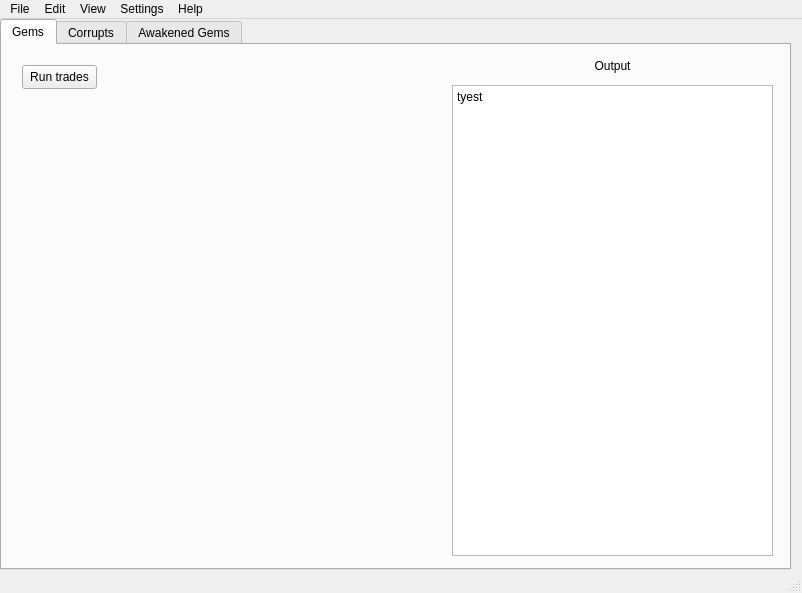
This is src/gui_main.ui in ThePi1/poe-gem-arbitrage as Qt 5 draws it before an edit. The edited form follows.
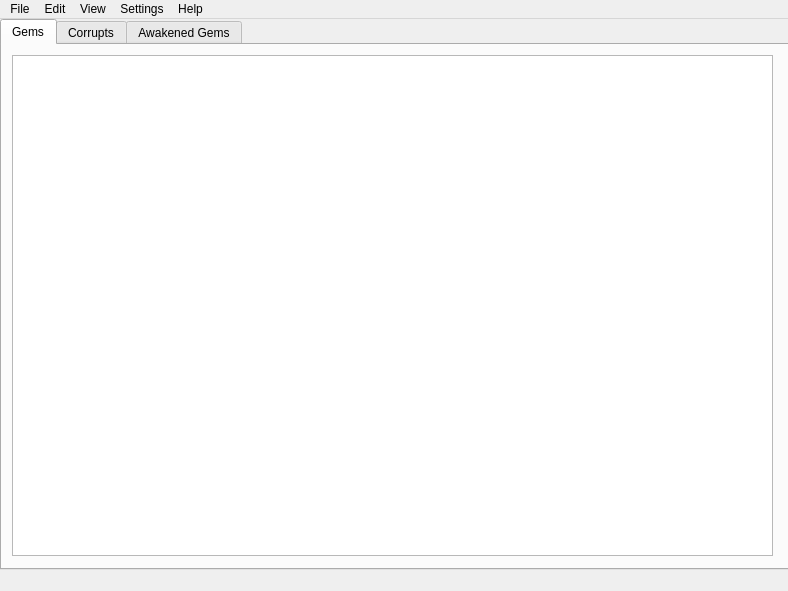
This is the edited form. Icons and pictures are not drawn.

The edit to the form file:
```diff
--- a/src/gui_main.ui
+++ b/src/gui_main.ui
@@ -2,22 +2,55 @@
 <ui version="4.0">
  <class>GemArbitrageGUI</class>
  <widget class="QMainWindow" name="GemArbitrageGUI">
+  <property name="windowModality">
+   <enum>Qt::NonModal</enum>
+  </property>
+  <property name="enabled">
+   <bool>true</bool>
+  </property>
   <property name="geometry">
    <rect>
     <x>0</x>
     <y>0</y>
-    <width>802</width>
-    <height>593</height>
+    <width>788</width>
+    <height>591</height>
    </rect>
   </property>
+  <property name="sizePolicy">
+   <sizepolicy hsizetype="Fixed" vsizetype="Fixed">
+    <horstretch>0</horstretch>
+    <verstretch>0</verstretch>
+   </sizepolicy>
+  </property>
+  <property name="minimumSize">
+   <size>
+    <width>788</width>
+    <height>591</height>
+   </size>
+  </property>
+  <property name="maximumSize">
+   <size>
+    <width>788</width>
+    <height>591</height>
+   </size>
+  </property>
   <property name="windowTitle">
    <string>POE Gem Arbitrage</string>
   </property>
   <property name="tabShape">
-   <enum>QTabWidget::Triangular</enum>
+   <enum>QTabWidget::Rounded</enum>
   </property>
   <widget class="QWidget" name="centralwidget">
+   <property name="sizePolicy">
+    <sizepolicy hsizetype="MinimumExpanding" vsizetype="MinimumExpanding">
+     <horstretch>0</horstretch>
+     <verstretch>0</verstretch>
+    </sizepolicy>
+   </property>
    <widget class="QTabWidget" name="tradeTabs">
+    <property name="enabled">
+     <bool>true</bool>
+    </property>
     <property name="geometry">
      <rect>
       <x>0</x>
@@ -26,6 +59,21 @@
       <height>551</height>
      </rect>
     </property>
+    <property name="sizePolicy">
+     <sizepolicy hsizetype="MinimumExpanding" vsizetype="MinimumExpanding">
+      <horstretch>0</horstretch>
+      <verstretch>0</verstretch>
+     </sizepolicy>
+    </property>
+    <property name="autoFillBackground">
+     <bool>true</bool>
+    </property>
+    <property name="tabPosition">
+     <enum>QTabWidget::North</enum>
+    </property>
+    <property name="tabShape">
+     <enum>QTabWidget::Rounded</enum>
+    </property>
     <property name="currentIndex">
      <number>0</number>
     </property>
@@ -36,52 +84,35 @@
      <bool>false</bool>
     </property>
     <widget class="QWidget" name="gemTab">
+     <property name="sizePolicy">
+      <sizepolicy hsizetype="MinimumExpanding" vsizetype="MinimumExpanding">
+       <horstretch>0</horstretch>
+       <verstretch>0</verstretch>
+      </sizepolicy>
+     </property>
      <attribute name="title">
       <string>Gems</string>
      </attribute>
-     <widget class="QLabel" name="label">
+     <widget class="QPlainTextEdit" name="gemTabText">
       <property name="geometry">
        <rect>
-        <x>450</x>
+        <x>10</x>
         <y>10</y>
-        <width>321</width>
-        <height>21</height>
+        <width>761</width>
+        <height>501</height>
        </rect>
       </property>
-      <property name="text">
-       <string>Output</string>
-      </property>
-      <property name="alignment">
-       <set>Qt::AlignCenter</set>
-      </property>
-     </widget>
-     <widget class="QPlainTextEdit" name="plainTextEdit">
-      <property name="geometry">
-       <rect>
-        <x>450</x>
-        <y>40</y>
-        <width>321</width>
-        <height>471</height>
-       </rect>
+      <property name="sizePolicy">
+       <sizepolicy hsizetype="MinimumExpanding" vsizetype="MinimumExpanding">
+        <horstretch>0</horstretch>
+        <verstretch>0</verstretch>
+       </sizepolicy>
       </property>
       <property name="readOnly">
        <bool>true</bool>
       </property>
       <property name="plainText">
-       <string>tyest</string>
-      </property>
-     </widget>
-     <widget class="QPushButton" name="runTradesButton">
-      <property name="geometry">
-       <rect>
-        <x>20</x>
-        <y>20</y>
-        <width>75</width>
-        <height>24</height>
-       </rect>
-      </property>
-      <property name="text">
-       <string>Run trades</string>
+       <string/>
       </property>
      </widget>
     </widget>
@@ -102,7 +133,7 @@
     <rect>
      <x>0</x>
      <y>0</y>
-     <width>802</width>
+     <width>788</width>
      <height>22</height>
     </rect>
    </property>
@@ -140,7 +171,11 @@
    <addaction name="menuSettings"/>
    <addaction name="menuHelp"/>
   </widget>
-  <widget class="QStatusBar" name="statusbar"/>
+  <widget class="QStatusBar" name="statusBar">
+   <property name="sizeGripEnabled">
+    <bool>false</bool>
+   </property>
+  </widget>
   <action name="actionAbout">
    <property name="text">
     <string>About</string>
```
Left out of the diff: 77 changed lines with no effect on the pictures.
